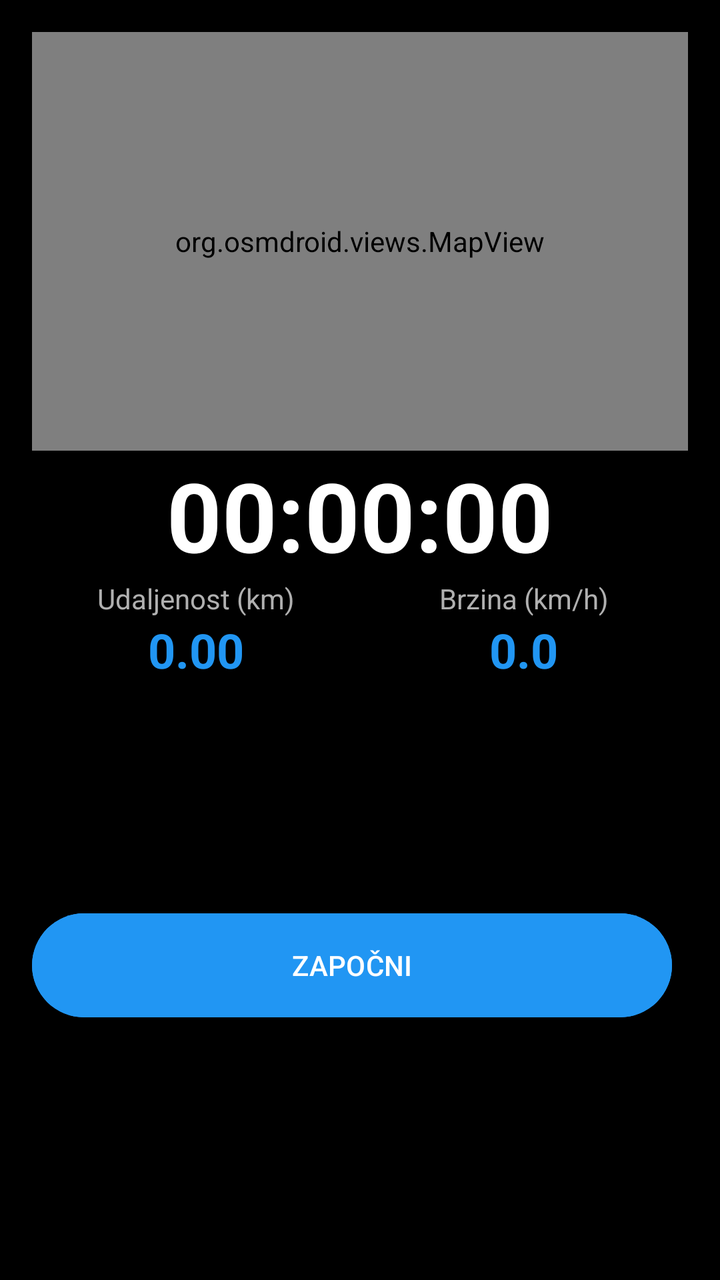
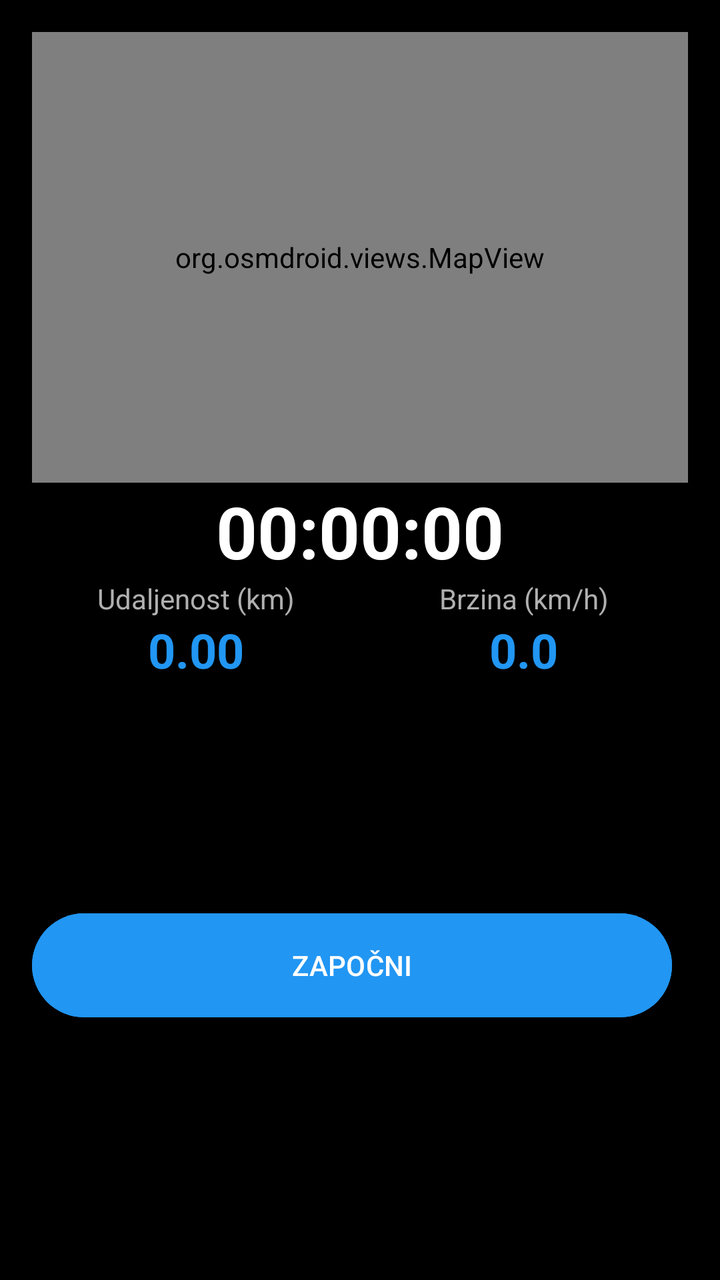

Before-and-after screenshots of an Android layout around one commit, followed by the original layout XML and the change that was made.
<!-- AndroidManifest.xml: application theme Theme.FitnessTracker -->
<!-- res/layout/fragment_tracking.xml -->
<?xml version="1.0" encoding="utf-8"?>
<androidx.constraintlayout.widget.ConstraintLayout xmlns:android="http://schemas.android.com/apk/res/android"
    xmlns:app="http://schemas.android.com/apk/res-auto"
    android:layout_width="match_parent"
    android:layout_height="match_parent"
    android:background="@color/black"
    android:padding="16dp">

    <org.osmdroid.views.MapView
        android:id="@+id/mapView"
        android:layout_width="match_parent"
        android:layout_height="0dp"
        app:layout_constraintBottom_toTopOf="@+id/tvTimer"
        app:layout_constraintTop_toTopOf="parent" />

    <TextView
        android:id="@+id/tvTimer"
        android:layout_width="wrap_content"
        android:layout_height="wrap_content"
        android:text="00:00:00"
        android:textColor="@color/white"
        android:textSize="48sp"
        android:textStyle="bold"
        app:layout_constraintBottom_toTopOf="@+id/guideline"
        app:layout_constraintEnd_toEndOf="parent"
        app:layout_constraintStart_toStartOf="parent" />

    <androidx.constraintlayout.widget.Guideline
        android:id="@+id/guideline"
        android:layout_width="wrap_content"
        android:layout_height="wrap_content"
        android:orientation="horizontal"
        app:layout_constraintGuide_percent="0.45" />

    <LinearLayout
        android:id="@+id/statsLayout"
        android:layout_width="match_parent"
        android:layout_height="wrap_content"
        android:orientation="horizontal"
        android:weightSum="2"
        app:layout_constraintTop_toBottomOf="@+id/guideline">

        <LinearLayout
            android:layout_width="0dp"
            android:layout_height="wrap_content"
            android:layout_weight="1"
            android:gravity="center"
            android:orientation="vertical">

            <TextView
                android:id="@+id/tvDistanceLabel"
                android:layout_width="wrap_content"
                android:layout_height="wrap_content"
                android:text="@string/distance_km_label"
                android:textColor="@color/gray_text" />

            <TextView
                android:id="@+id/tvDistance"
                android:layout_width="wrap_content"
                android:layout_height="wrap_content"
                android:text="0.00"
                android:textColor="@color/blue_primary"
                android:textSize="24sp"
                android:textStyle="bold" />
        </LinearLayout>

        <LinearLayout
            android:layout_width="0dp"
            android:layout_height="wrap_content"
            android:layout_weight="1"
            android:gravity="center"
            android:orientation="vertical">

            <TextView
                android:id="@+id/tvSpeedLabel"
                android:layout_width="wrap_content"
                android:layout_height="wrap_content"
                android:text="@string/speed_kmh_label"
                android:textColor="@color/gray_text" />

            <TextView
                android:id="@+id/tvSpeed"
                android:layout_width="wrap_content"
                android:layout_height="wrap_content"
                android:text="0.0"
                android:textColor="@color/blue_primary"
                android:textSize="24sp"
                android:textStyle="bold" />
        </LinearLayout>
    </LinearLayout>

    <LinearLayout
        android:id="@+id/inputLayout"
        android:layout_width="match_parent"
        android:layout_height="wrap_content"
        android:orientation="vertical"
        android:visibility="gone"
        app:layout_constraintBottom_toTopOf="@+id/buttonLayout"
        app:layout_constraintTop_toBottomOf="@+id/statsLayout">

        <EditText
            android:id="@+id/etDescription"
            android:layout_width="match_parent"
            android:layout_height="wrap_content"
            android:hint="@string/description_hint"
            android:textColor="@color/white"
            android:textColorHint="@color/gray_text" />
    </LinearLayout>

    <LinearLayout
        android:id="@+id/buttonLayout"
        android:layout_width="match_parent"
        android:layout_height="wrap_content"
        android:gravity="center"
        android:orientation="horizontal"
        app:layout_constraintBottom_toBottomOf="parent"
        app:layout_constraintTop_toBottomOf="@+id/inputLayout">

        <Button
            android:id="@+id/btnToggleRun"
            android:layout_width="0dp"
            android:layout_height="60dp"
            android:layout_marginEnd="8dp"
            android:layout_weight="1"
            android:backgroundTint="@color/blue_primary"
            android:text="@string/start"
            android:textColor="@color/white" />

        <Button
            android:id="@+id/btnFinishRun"
            android:layout_width="0dp"
            android:layout_height="60dp"
            android:layout_marginStart="8dp"
            android:layout_weight="1"
            android:backgroundTint="@color/blue_primary"
            android:text="@string/finish"
            android:textColor="@color/white"
            android:visibility="gone" />
    </LinearLayout>

</androidx.constraintlayout.widget.ConstraintLayout>
<!-- resources referenced by this layout -->
<resources>
  <color name="black">#000000</color>
  <color name="blue_primary">#2196F3</color>
  <color name="gray_text">#B0B0B0</color>
  <color name="white">#FFFFFF</color>
  <string name="description_hint">Dodaj opis (opciono)</string>
  <string name="distance_km_label">Udaljenost (km)</string>
  <string name="finish">ZAVRŠI</string>
  <string name="speed_kmh_label">Brzina (km/h)</string>
  <string name="start">ZAPOČNI</string>
  <style name="Theme.FitnessTracker" parent="Base.Theme.FitnessTracker" />
  <style name="Base.Theme.FitnessTracker" parent="Theme.Material3.DayNight.NoActionBar">
          
          <item name="colorPrimary">@color/blue_primary</item>
          <item name="colorOnPrimary">@color/white</item>
          <item name="colorPrimaryContainer">@color/blue_dark</item>
          <item name="colorOnPrimaryContainer">@color/white</item>
  
          
          <item name="colorSecondary">@color/blue_light</item>
          <item name="colorOnSecondary">@color/black</item>
  
          
          <item name="android:windowBackground">@color/black</item>
          <item name="colorSurface">@color/surface_dark</item>
          <item name="colorOnSurface">@color/white</item>
  
          
          <item name="android:statusBarColor">@color/black</item>
          <item name="android:navigationBarColor">@color/black</item>
      </style>
  <color name="blue_dark">#1976D2</color>
  <color name="blue_light">#64B5F6</color>
  <color name="surface_dark">#1E1E1E</color>
</resources>

<!-- the commit's change to res/layout/fragment_tracking.xml (unified diff, before → after) -->
@@ -19,7 +19,7 @@
         android:layout_height="wrap_content"
         android:text="00:00:00"
         android:textColor="@color/white"
-        android:textSize="48sp"
+        android:textSize="36sp"
         android:textStyle="bold"
         app:layout_constraintBottom_toTopOf="@+id/guideline"
         app:layout_constraintEnd_toEndOf="parent"
